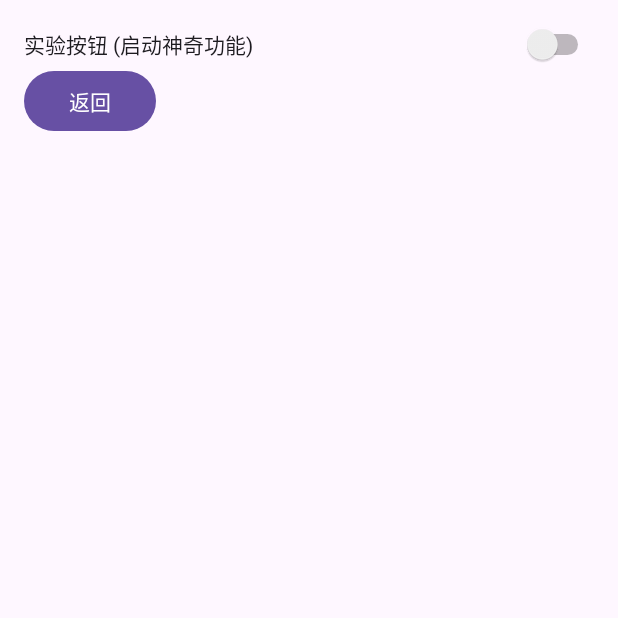
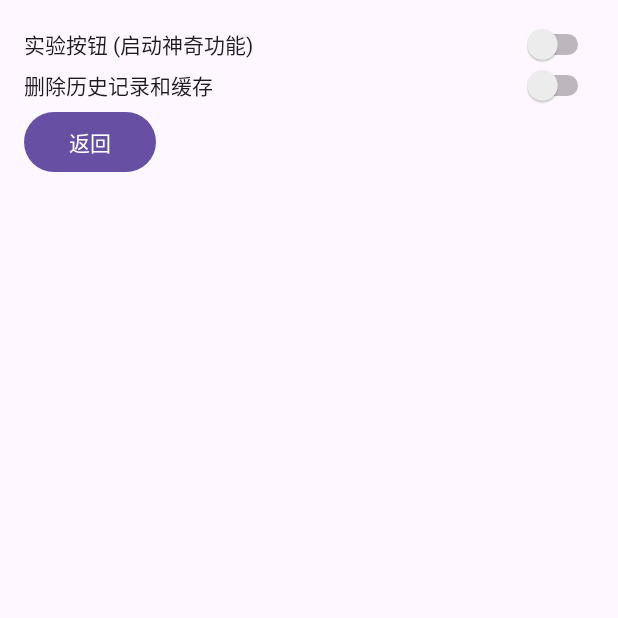
Before and after one commit to 4x-China/AstralCloud, an Android app: the Sec screen opened directly, with no data from a screen before it, on a phone screen of 412 x 824 dp, the top half of it. Run offline under Robolectric (Android 15) with nearby library versions, the phone set to English and light mode, and no system bars.

Commit message:
Spasol commits~

```diff
--- a/app/src/main/java/com/example/myapplication/MainActivity.java
+++ b/app/src/main/java/com/example/myapplication/MainActivity.java
@@ -31,7 +31,7 @@ import java.util.Stack;
 
 @SuppressLint({"MissingInflatedId", "LocalSuppress"})
 public class MainActivity extends AppCompatActivity {
-    private WebView webView;
+    public static WebView webView;
     private boolean outT = true;
     private int position = 0;
     private String cloudreveip;
--- a/app/src/main/java/com/example/myapplication/Sec.java
+++ b/app/src/main/java/com/example/myapplication/Sec.java
@@ -44,6 +44,12 @@ public class Sec extends AppCompatActivity {
                 writeToFile2("beta=false");
             }
         });
+        Switch switch2 = findViewById(R.id.switch2);
+        switch2.setOnClickListener(v -> {
+            MainActivity.webView.clearCache(true);
+            MainActivity.webView.clearHistory();
+            Toast.makeText(getApplicationContext(),"已清除缓存",Toast.LENGTH_SHORT).show();
+        });
     }
     public void writeToFile2(String data) {
         try {
--- a/app/src/main/res/layout/error.xml
+++ b/app/src/main/res/layout/error.xml
@@ -2,7 +2,6 @@
 <androidx.coordinatorlayout.widget.CoordinatorLayout
 
         xmlns:android="http://schemas.android.com/apk/res/android"
-        xmlns:app="http://schemas.android.com/apk/res-auto"
         xmlns:tools="http://schemas.android.com/tools"
         android:layout_width="match_parent"
         android:layout_height="match_parent"
--- a/app/src/main/res/layout/setting_set.xml
+++ b/app/src/main/res/layout/setting_set.xml
@@ -39,6 +39,10 @@
                 android:text="实验按钮 (启动神奇功能)"
                 android:layout_width="match_parent"
                 android:layout_height="wrap_content" android:id="@+id/switch1"/>
+        <Switch
+                android:text="删除历史记录和缓存"
+                android:layout_width="match_parent"
+                android:layout_height="wrap_content" android:id="@+id/switch2"/>
         <Button
                 android:text="返回"
                 android:alpha="1.0"
```
